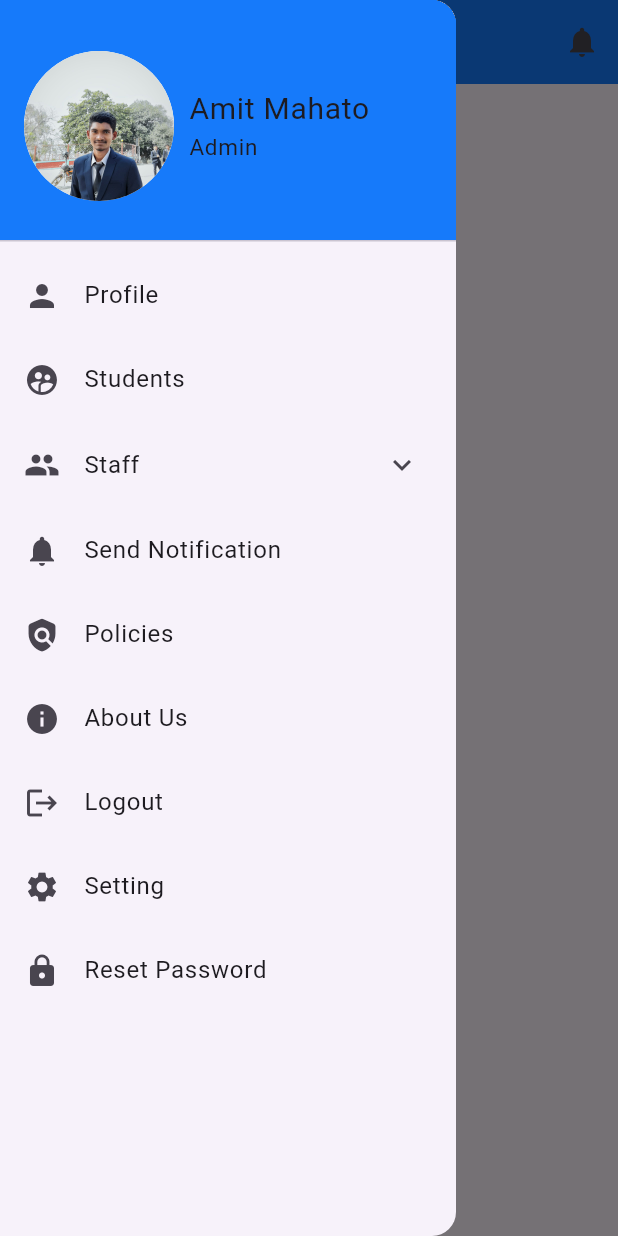
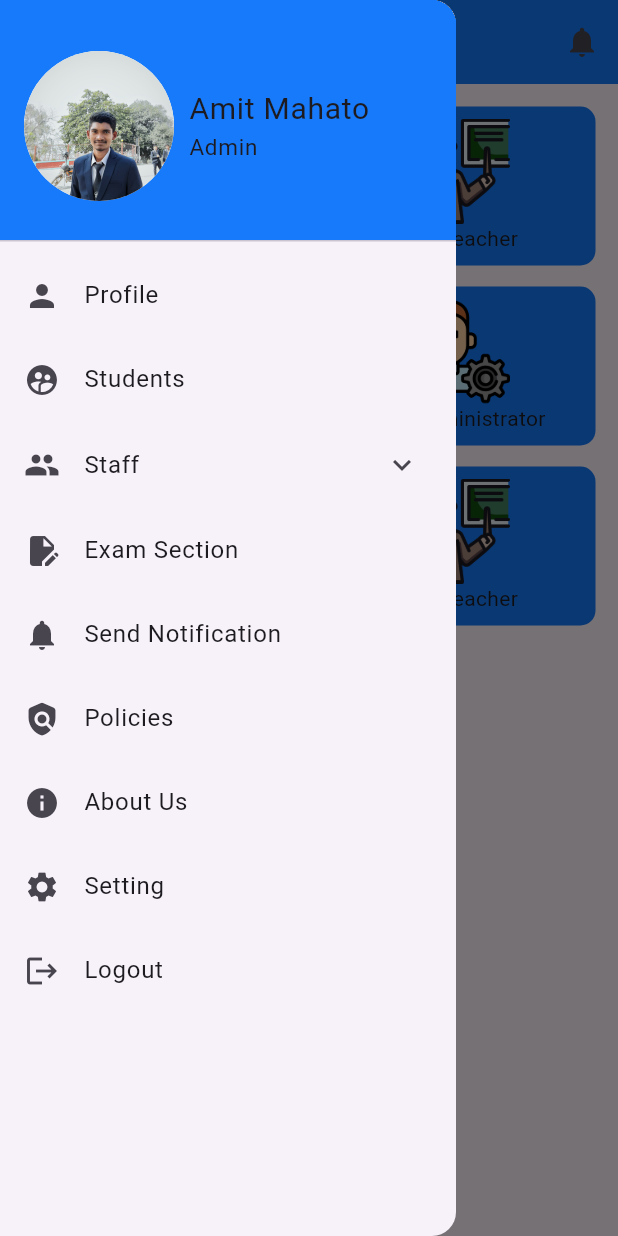
Before and after one commit to amitmahato98/CMS, a Flutter app: the screen it shows after launch, with the side drawer open, on a phone screen of 412 x 824 dp. Run offline on Flutter 3.47's test engine with Material 3 defaults, Android fonts, the phone set to English and light mode, and no system bars.

Commit message:
Dashboard added

```diff
--- a/lib/navigations/body/dashboard.dart
+++ b/lib/navigations/body/dashboard.dart
@@ -1,3 +1,4 @@
+import 'package:cms/datatypes/datatypes.dart';
 import 'package:flutter/cupertino.dart';
 import 'package:flutter/material.dart';
 
@@ -11,6 +12,60 @@ class Dashboard extends StatefulWidget {
 class _DashboardState extends State<Dashboard> {
   @override
   Widget build(BuildContext context) {
-    return MaterialApp(debugShowCheckedModeBanner: false, home: Scaffold());
+    return MaterialApp(
+      debugShowCheckedModeBanner: false,
+      home: Scaffold(
+        body: Padding(padding: const EdgeInsets.all(8.0), child: Gridbuild()),
+      ),
+    );
   }
 }
+
+class Gridbuild extends StatefulWidget {
+  const Gridbuild({super.key});
+
+  @override
+  State<Gridbuild> createState() => _GridbuildState();
+}
+
+class _GridbuildState extends State<Gridbuild> {
+  final List<Map<String, dynamic>> gridMap = [
+    {"icon": "assets/icons/icons1-library.png", "title": "Add library"},
+    {"icon": "assets/icons/icons2-teacher.png", "title": "Add Teacher"},
+    {"icon": "assets/icons/icons3-students.png", "title": "Add students"},
+    {"icon": "assets/icons/icons4-admin.png", "title": "Add Administrator"},
+    {"icon": "assets/icons/icons1-library.png", "title": "Add library"},
+    {"icon": "assets/icons/icons2-teacher.png", "title": "Add Teacher"},
+    {"icon": "assets/icons/icons3-students.png", "title": "Add students"},
+  ];
+  @override
+  Widget build(BuildContext context) {
+    return GridView.builder(
+      itemCount: gridMap.length,
+      gridDelegate: SliverGridDelegateWithFixedCrossAxisCount(
+        crossAxisCount: 2,
+        mainAxisExtent: 120,
+      ),
+      itemBuilder: (_, index) {
+        return Padding(
+          padding: const EdgeInsets.all(7.0),
+          child: Container(
+            decoration: BoxDecoration(
+              borderRadius: BorderRadius.all(Radius.circular(10)),
+              color: blueColor,
+            ),
+            child: Padding(
+              padding: const EdgeInsets.all(8.0),
+              child: Column(
+                children: [
+                  Image.asset(gridMap.elementAt(index)['icon'], height: 70),
+                  Text("${gridMap.elementAt(index)['title']}"),
+                ],
+              ),
+            ),
+          ),
+        );
+      },
+    );
+  }
+}
--- a/lib/navigations/navbar/navbar.dart
+++ b/lib/navigations/navbar/navbar.dart
@@ -70,6 +70,11 @@ class Navbar extends StatelessWidget {
             ],
           ),
           ListTile(
+            leading: Icon(Icons.edit_document),
+            title: Text("Exam Section"),
+            onTap: () => Navigator.pop(context),
+          ),
+          ListTile(
             leading: const Icon(Icons.notifications),
             title: const Text("Send Notification"),
             onTap: () {
@@ -87,18 +92,13 @@ class Navbar extends StatelessWidget {
             onTap: () => Navigator.pop(context),
           ),
           ListTile(
-            leading: Icon(Icons.logout),
-            title: Text("Logout"),
-            onTap: () => Navigator.pop(context),
-          ),
-          ListTile(
             leading: Icon(Icons.settings),
             title: Text("Setting"),
             onTap: () => Navigator.pop(context),
           ),
           ListTile(
-            leading: Icon(Icons.lock),
-            title: Text("Reset Password"),
+            leading: Icon(Icons.logout),
+            title: Text("Logout"),
             onTap: () => Navigator.pop(context),
           ),
         ],
--- a/pubspec.yaml
+++ b/pubspec.yaml
@@ -60,6 +60,7 @@ flutter:
   # To add assets to your application, add an assets section, like this:
   assets:
     - assets/images/
+    - assets/icons/
 
 
 
```
Also changed, not shown: assets/icons/icons1-library.png (added), assets/icons/icons2-teacher.png (added), assets/icons/icons3-students.png (added), assets/icons/icons4-admin.png (added).
